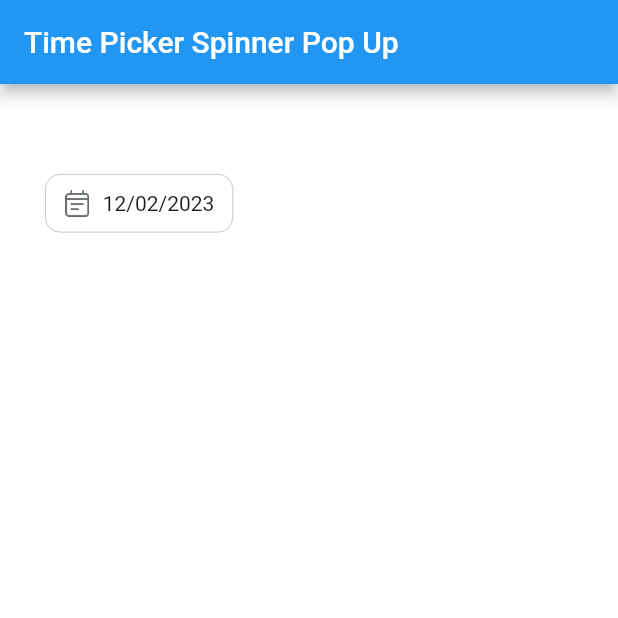
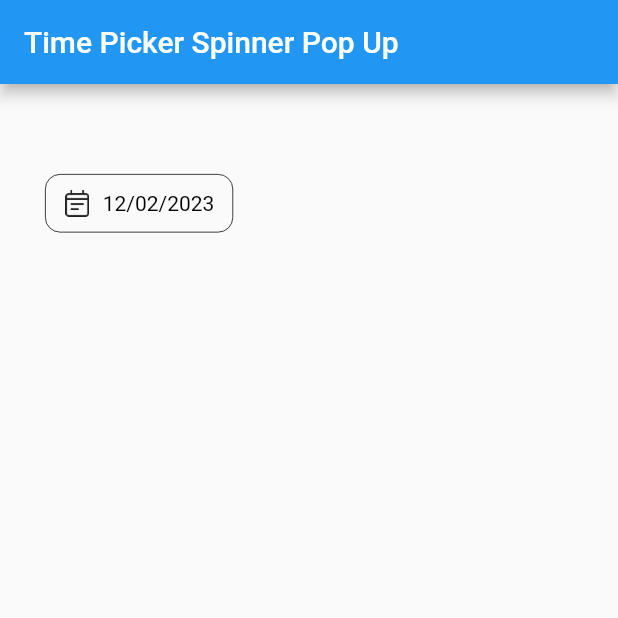
Before and after one commit to tuannvm2109/time_picker_spinner_pop_up, a Flutter app: the screen it shows after launch, on a phone screen of 412 x 824 dp, the top half of it. Run offline on Flutter 3.47's test engine with Material 2 defaults, Android fonts, the phone set to English and light mode, and no system bars.

Commit message:
Added theming to picker

```diff
--- a/example/lib/main.dart
+++ b/example/lib/main.dart
@@ -1,6 +1,5 @@
 import 'package:flutter/cupertino.dart';
 import 'package:flutter/material.dart';
-
 import 'package:time_picker_spinner_pop_up/time_picker_spinner_pop_up.dart';
 
 void main() {
@@ -17,8 +16,8 @@ class MyApp extends StatelessWidget {
       debugShowCheckedModeBanner: false,
       title: 'Time Picker Spinner Pop Up',
       theme: ThemeData(
-        primarySwatch: Colors.blue,
-      ),
+          // primarySwatch: Colors.blue,
+          ),
       home: const MyHomePage(title: 'Time Picker Spinner Pop Up'),
     );
   }
@@ -37,7 +36,7 @@ class _MyHomePageState extends State<MyHomePage> {
   @override
   Widget build(BuildContext context) {
     return Scaffold(
-      backgroundColor: Colors.white,
+      // backgroundColor: Colors.white,
       appBar: AppBar(
         title: Text(widget.title),
       ),
--- a/lib/time_picker_spinner_pop_up.dart
+++ b/lib/time_picker_spinner_pop_up.dart
@@ -151,9 +151,12 @@ class _TimePickerSpinnerPopUpState extends State<TimePickerSpinnerPopUp>
           _controller?.showMenu();
         }
       },
+      child: Theme(
+        data: Theme.of(context),
         child: Container(
           decoration: BoxDecoration(
-          border: Border.all(color: const Color(0xFFB3B5B7), width: 0.5),
+            border: Border.all(
+                color: Theme.of(context).colorScheme.onSurface, width: 0.5),
             borderRadius: BorderRadius.circular(10),
           ),
           padding: const EdgeInsets.fromLTRB(12, 10, 12, 10),
@@ -164,19 +167,20 @@ class _TimePickerSpinnerPopUpState extends State<TimePickerSpinnerPopUp>
                 iconAssets,
                 height: 18,
                 width: 18,
-              color: const Color(0xFF676B6E),
+                color: Theme.of(context).iconTheme.color,
               ),
               const SizedBox(width: 8),
               Text(
                 time,
-              style: const TextStyle(
+                style: TextStyle(
                   fontSize: 14,
                   fontStyle: FontStyle.normal,
                   fontWeight: FontWeight.w400,
-                color: Color(0xFF1A1C1E),
+                  color: Theme.of(context).colorScheme.onSurface,
                 ),
               ),
             ],
+          ),
         ),
       ),
     );
@@ -210,7 +214,7 @@ class _TimePickerSpinnerPopUpState extends State<TimePickerSpinnerPopUp>
         Widget menu = Container(
           decoration: BoxDecoration(
             borderRadius: BorderRadius.circular(10),
-            color: Colors.white,
+            color: Theme.of(context).colorScheme.surface,
             boxShadow: [
               BoxShadow(
                 color: const Color(0xFF000000).withOpacity(0.08),
@@ -229,13 +233,13 @@ class _TimePickerSpinnerPopUpState extends State<TimePickerSpinnerPopUp>
               SizedBox(
                 height: 225,
                 child: CupertinoTheme(
-                  data: const CupertinoThemeData(
+                  data: CupertinoThemeData(
                     textTheme: CupertinoTextThemeData(
                         dateTimePickerTextStyle: TextStyle(
                       fontSize: 16,
+                      color: Theme.of(context).colorScheme.onSurface,
                       fontStyle: FontStyle.normal,
                       fontWeight: FontWeight.w500,
-                      color: Color(0xFF1A1C1E),
                     )),
                   ),
                   child: SingleChildScrollView(
@@ -250,6 +254,7 @@ class _TimePickerSpinnerPopUpState extends State<TimePickerSpinnerPopUp>
                         initialDateTime: _selectedDateTimeSpinner,
                         use24hFormat: true,
                         mode: widget.mode,
+                        backgroundColor: Theme.of(context).colorScheme.surface,
                         onDateTimeChanged: (dateTime) {
                           _selectedDateTimeSpinner = dateTime;
                         },
@@ -278,13 +283,13 @@ class _TimePickerSpinnerPopUpState extends State<TimePickerSpinnerPopUp>
                           _hideMenu();
                         });
                       },
-                      child: const Text(
+                      child: Text(
                         'OK',
                         style: TextStyle(
                           fontSize: 14,
                           fontStyle: FontStyle.normal,
                           fontWeight: FontWeight.w400,
-                          color: Color(0xFF1A1C1E),
+                          color: Theme.of(context).textTheme.bodyMedium?.color,
                         ),
                         textAlign: TextAlign.center,
                       ),
@@ -299,13 +304,14 @@ class _TimePickerSpinnerPopUpState extends State<TimePickerSpinnerPopUp>
                             _hideMenu();
                           });
                         },
-                        child: const Text(
+                        child: Text(
                           'Cancel',
                           style: TextStyle(
                             fontSize: 14,
                             fontStyle: FontStyle.normal,
                             fontWeight: FontWeight.w400,
-                            color: Color(0xFF1A1C1E),
+                            color:
+                                Theme.of(context).textTheme.bodyMedium?.color,
                           ),
                           textAlign: TextAlign.center,
                         ),
```
Lines whose indentation alone changed are shown as unchanged.
